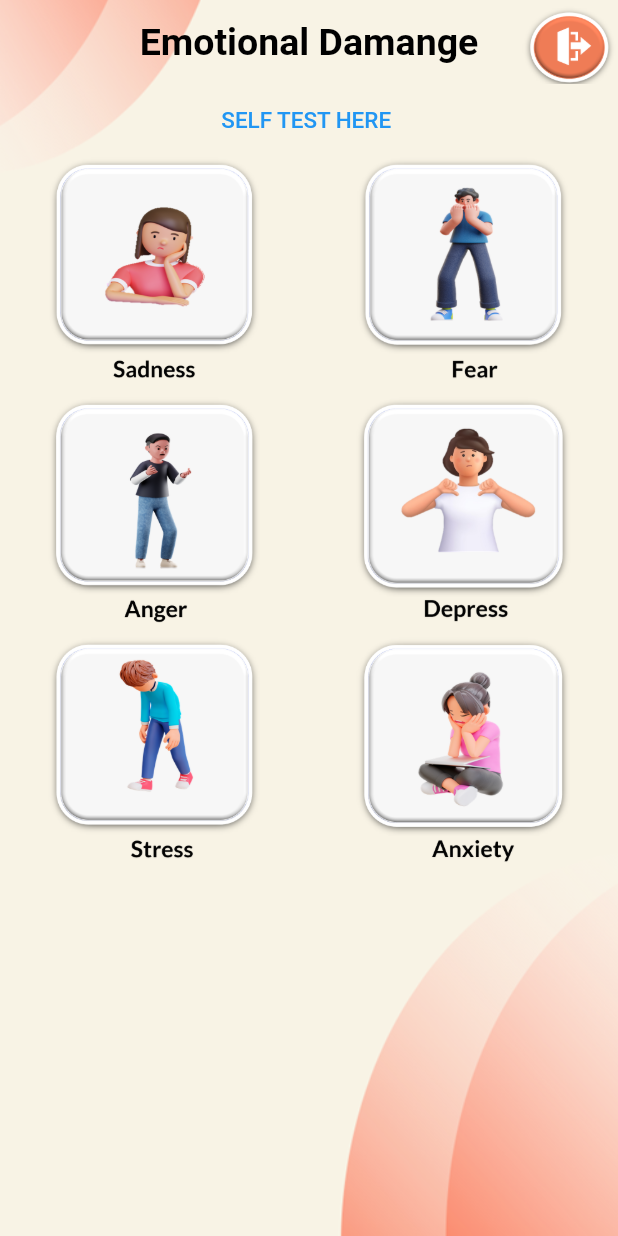
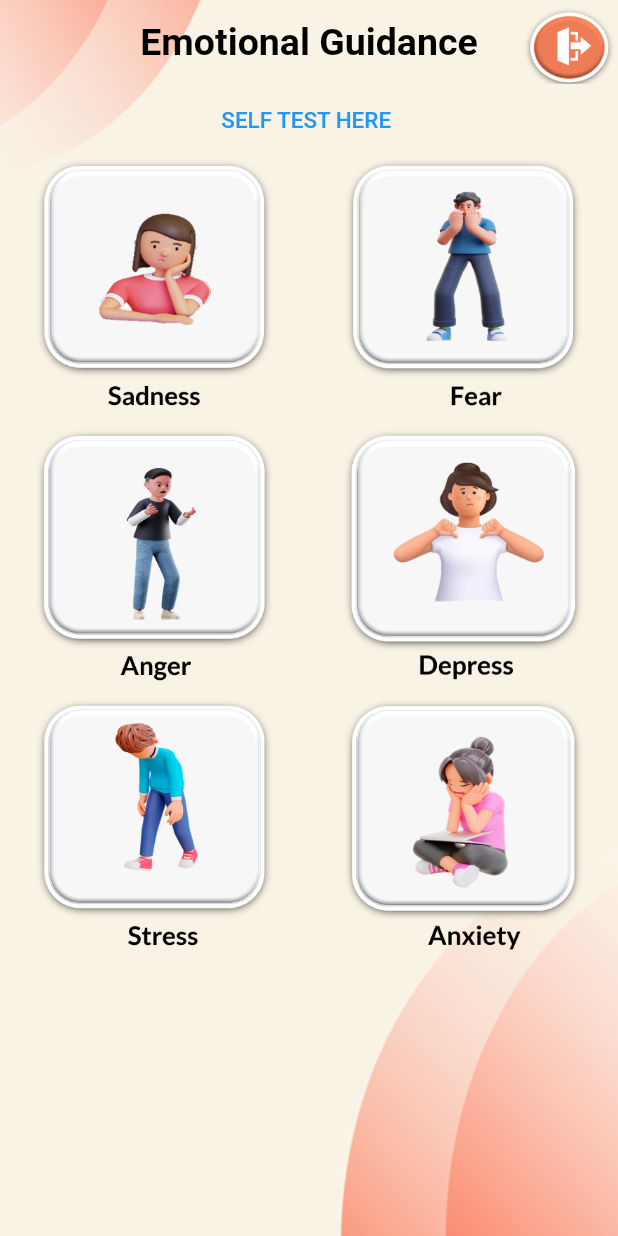
Before and after one commit to Jasline0312/Therapist, a Flutter app: the EmotionalGuidancePage screen opened directly, on a phone screen of 412 x 824 dp. Run offline on Flutter 3.47's test engine with Material 2 defaults, Android fonts, the phone set to English and light mode, and no system bars; Roboto replaces fonts that are missing (Lucida).

Commit message:
<commit_message>”

```diff
--- a/lib/deep_breathing.dart
+++ b/lib/deep_breathing.dart
@@ -64,13 +64,14 @@ class _CountDownTimerState extends State<CountDownTimer>
                             child: Stack(
                               children: <Widget>[
                                 Positioned.fill(
+                                  child: Padding(padding: EdgeInsets.all(10.0),
                                   child: CustomPaint(
                                       painter: CustomTimerPainter(
                                         animation: controller,
                                         backgroundColor: Colors.white,
                                         color: Color.fromRGBO(247, 129, 90, 50),
                                       )),
-                                ),
+                                ),),
                                 Align(
                                   alignment: FractionalOffset.center,
                                   child: Column(
@@ -147,7 +148,7 @@ class CustomTimerPainter extends CustomPainter {
   void paint(Canvas canvas, Size size) {
     Paint paint = Paint()
       ..color = backgroundColor
-      ..strokeWidth = 10.0
+      ..strokeWidth = 8.0
       ..strokeCap = StrokeCap.butt
       ..style = PaintingStyle.stroke;
 
--- a/lib/emotional_guidance.dart
+++ b/lib/emotional_guidance.dart
@@ -4,6 +4,7 @@ import 'package:therapist/custom_app_bar.dart';
 import 'components.dart';
 import 'sadness_main.dart';
 import 'package:therapist/MainPage.dart';
+import 'package:url_launcher/url_launcher.dart';
 
 class EmotionalGuidancePage extends StatefulWidget {
   const EmotionalGuidancePage({Key? key}) : super(key: key);
@@ -28,13 +29,21 @@ class _EmotionalGuidancePageState extends State<EmotionalGuidancePage> {
             ),
             child: Column(
               children: [
-                CustomAppBar(title: 'Emotional Damange'),
+                CustomAppBar(title: 'Emotional Guidance'),
                 Expanded(
                   flex: 12,
                   child: SingleChildScrollView(
                     child: Column(children: [
                       TextButton(
-                        onPressed: () {},
+                        onPressed: () async{
+                          final url='https://maic.qld.gov.au/wp-content/uploads/2016/07/DASS-21.pdf';
+                          if (await canLaunch(url)){
+                            await launch(
+                                url,
+                                forceWebView: true,
+                                enableJavaScript: true);
+                          }
+                        },
                         child: const Text(
                           'SELF TEST HERE ',
                           style: TextStyle(fontSize: 15),
@@ -57,7 +66,7 @@ class _EmotionalGuidancePageState extends State<EmotionalGuidancePage> {
                               child: Image(
                                 image: AssetImage("lib/assets/sadness.png"),
                                 width: 160,
-                                height: 160,
+                                height: 180,
                               ),
                             ),
                           ),
@@ -75,7 +84,7 @@ class _EmotionalGuidancePageState extends State<EmotionalGuidancePage> {
                               child: Image(
                                 image: AssetImage("lib/assets/fear.png"),
                                 width: 160,
-                                height: 160,
+                                height: 180,
                               ),
                             ),
                           ),
@@ -98,7 +107,7 @@ class _EmotionalGuidancePageState extends State<EmotionalGuidancePage> {
                               child: Image(
                                 image: AssetImage("lib/assets/anger.png"),
                                 width: 160,
-                                height: 160,
+                                height: 180,
                               ),
                             ),
                           ),
@@ -116,7 +125,7 @@ class _EmotionalGuidancePageState extends State<EmotionalGuidancePage> {
                               child: Image(
                                 image: AssetImage("lib/assets/depress.png"),
                                 width: 160,
-                                height: 160,
+                                height: 180,
                               ),
                             ),
                           ),
@@ -139,7 +148,7 @@ class _EmotionalGuidancePageState extends State<EmotionalGuidancePage> {
                               child: Image(
                                 image: AssetImage("lib/assets/stress.png"),
                                 width: 160,
-                                height: 160,
+                                height: 180,
                               ),
                             ),
                           ),
@@ -157,7 +166,7 @@ class _EmotionalGuidancePageState extends State<EmotionalGuidancePage> {
                               child: Image(
                                 image: AssetImage("lib/assets/anxiety.png"),
                                 width: 160,
-                                height: 160,
+                                height: 180,
                               ),
                             ),
                           ),
--- a/lib/homepage.dart
+++ b/lib/homepage.dart
@@ -37,7 +37,7 @@ class _HomePageState extends State<HomePage> {
                   child: SingleChildScrollView(
                     child: Column(children: [
                       // Components.pageHeaderMenu(context, true),
-                      SizedBox(height: 0),
+                      SizedBox(height: 25),
                       Column(
                         mainAxisAlignment: MainAxisAlignment.center,
                         children: [
--- a/pubspec.yaml
+++ b/pubspec.yaml
@@ -31,7 +31,9 @@ environment:
 dependencies:
   flutter:
     sdk: flutter
-
+  flutter_pdfview: ^1.2.1
+  carousel_slider: ^4.0.0
+  url_launcher: 6.0.12
 
   # The following adds the Cupertino Icons font to your application.
   # Use with the CupertinoIcons class for iOS style icons.
```
Also changed, not shown: lib/anger_main.dart (+24 -14 lines), lib/anxiety_main.dart (+23 -14 lines), lib/depress_main.dart (+23 -15 lines), lib/fear_main.dart (+23 -15 lines), lib/sadness_main.dart (+23 -15 lines), lib/stress_main.dart (+23 -15 lines), lib/assets/DASS-21-1.jpg (added), lib/assets/DASS-21-2.jpg (added), pubspec.lock, 2 other files.
